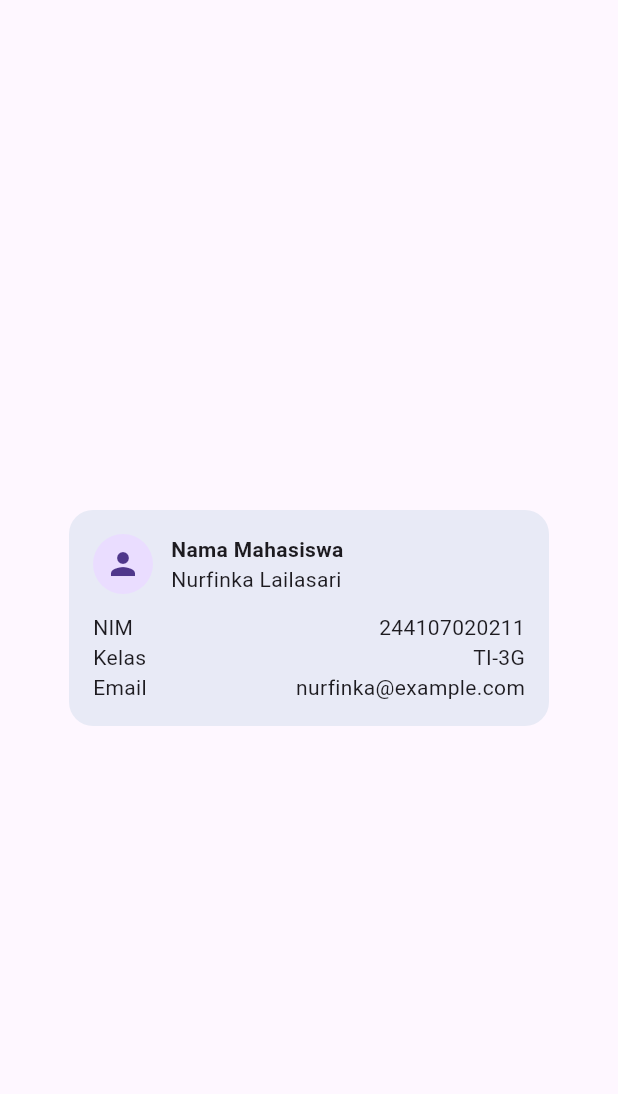
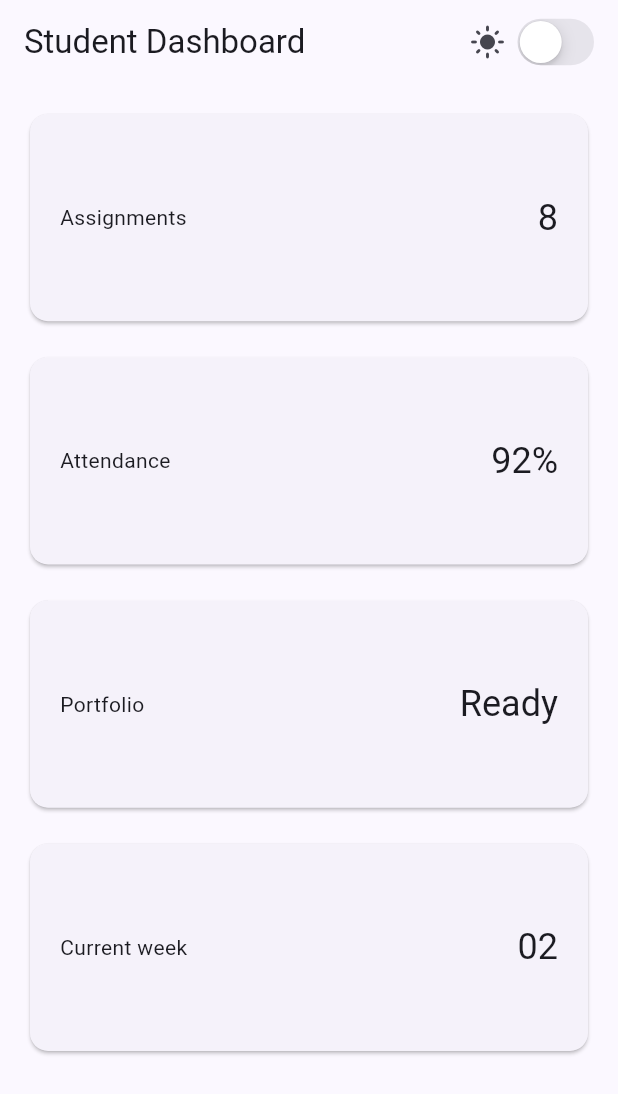
Before and after one commit to Nurfinkaa/244107020211-mobile-course, a Flutter app: the screen it shows after launch, on a phone screen of 412 x 824 dp. Shown: the top 1094 px of the screen. Run offline on Flutter 3.47's test engine with Material 3 defaults, Android fonts, the phone set to English and light mode, and no system bars.

Commit message:
Tambah DashboardApp: GridView responsif + StatefulWidget + CupertinoSwitch dark mode

```diff
--- a/02-week-2-declarative-ui-responsive-design/lib/main.dart
+++ b/02-week-2-declarative-ui-responsive-design/lib/main.dart
@@ -1,67 +1,104 @@
+import 'package:flutter/cupertino.dart';
 import 'package:flutter/material.dart';
 
-void main() => runApp(const ProfileApp());
+void main() => runApp(const DashboardApp());
 
-class ProfileApp extends StatelessWidget {
-  const ProfileApp({super.key});
+class DashboardApp extends StatefulWidget {
+  const DashboardApp({super.key});
+
+  @override
+  State<DashboardApp> createState() => _DashboardAppState();
+}
+
+class _DashboardAppState extends State<DashboardApp> {
+  bool isDark = false;
 
   @override
   Widget build(BuildContext context) {
-    return const MaterialApp(
+    return MaterialApp(
       debugShowCheckedModeBanner: false,
-      home: Scaffold(
-        body: Center(child: ProfileCard()),
+      theme: ThemeData(useMaterial3: true, colorSchemeSeed: Colors.indigo),
+      darkTheme: ThemeData(
+        useMaterial3: true,
+        brightness: Brightness.dark,
+        colorSchemeSeed: Colors.indigo,
+      ),
+      themeMode: isDark ? ThemeMode.dark : ThemeMode.light,
+      home: DashboardPage(
+        isDark: isDark,
+        onDarkChanged: (value) => setState(() => isDark = value),
       ),
     );
   }
 }
 
-class ProfileCard extends StatelessWidget {
-  const ProfileCard({super.key});
+class DashboardPage extends StatelessWidget {
+  const DashboardPage({
+    required this.isDark,
+    required this.onDarkChanged,
+    super.key,
+  });
+  final bool isDark;
+  final ValueChanged<bool> onDarkChanged;
 
   @override
   Widget build(BuildContext context) {
-    return Container(
-      width: 320,
-      padding: const EdgeInsets.all(16),
-      decoration: BoxDecoration(
-        color: Colors.indigo.shade50,
-        borderRadius: BorderRadius.circular(16),
-      ),
-      child: Column(
-        mainAxisSize: MainAxisSize.min,
-        children: [
+    return Scaffold(
+      appBar: AppBar(
+        title: const Text('Student Dashboard'),
+        actions: [
           Row(
             children: [
-              const CircleAvatar(child: Icon(Icons.person)),
+              Icon(isDark ? Icons.dark_mode : Icons.light_mode),
+              const SizedBox(width: 4),
+              CupertinoSwitch(
+                value: isDark,
+                onChanged: onDarkChanged,
+              ),
               const SizedBox(width: 12),
-              Expanded(
-                child: Column(
-                  crossAxisAlignment: CrossAxisAlignment.start,
-                  children: const [
-                    Text('Nama Mahasiswa',
-                        style: TextStyle(fontWeight: FontWeight.bold)),
-                    Text('Nurfinka Lailasari'),
-                  ],
-                ),
-              ),
             ],
           ),
-          const SizedBox(height: 12),
-          const Row(children: [
-            Expanded(child: Text('NIM')),
-            Text('244107020211'),
-          ]),
-          const Row(children: [
-            Expanded(child: Text('Kelas')),
-            Text('TI-3G'),
-          ]),
-          const Row(children: [
-            Expanded(child: Text('Email')),
-            Text('nurfinka@example.com'),
-          ]),
         ],
+      ),
+      body: LayoutBuilder(
+        builder: (context, constraints) {
+          final columns = constraints.maxWidth >= 700 ? 2 : 1;
+          return GridView.count(
+            padding: const EdgeInsets.all(16),
+            crossAxisCount: columns,
+            crossAxisSpacing: 16,
+            mainAxisSpacing: 16,
+            childAspectRatio: 2.6,
+            children: const [
+              DashboardCard(title: 'Assignments', value: '8'),
+              DashboardCard(title: 'Attendance', value: '92%'),
+              DashboardCard(title: 'Portfolio', value: 'Ready'),
+              DashboardCard(title: 'Current week', value: '02'),
+            ],
+          );
+        },
       ),
     );
   }
 }
+
+class DashboardCard extends StatelessWidget {
+  const DashboardCard({required this.title, required this.value, super.key});
+  final String title;
+  final String value;
+
+  @override
+  Widget build(BuildContext context) {
+    return Card(
+      child: Padding(
+        padding: const EdgeInsets.all(20),
+        child: Row(
+          children: [
+            Expanded(child: Text(title)),
+            Text(value, style: Theme.of(context).textTheme.headlineSmall),
+          ],
+        ),
+      ),
+    );
+  }
+}
```
